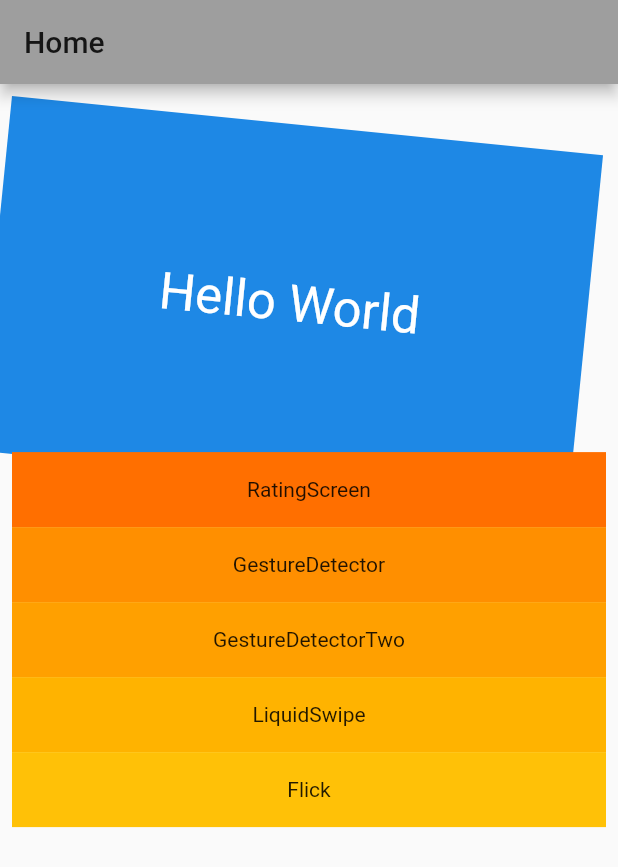
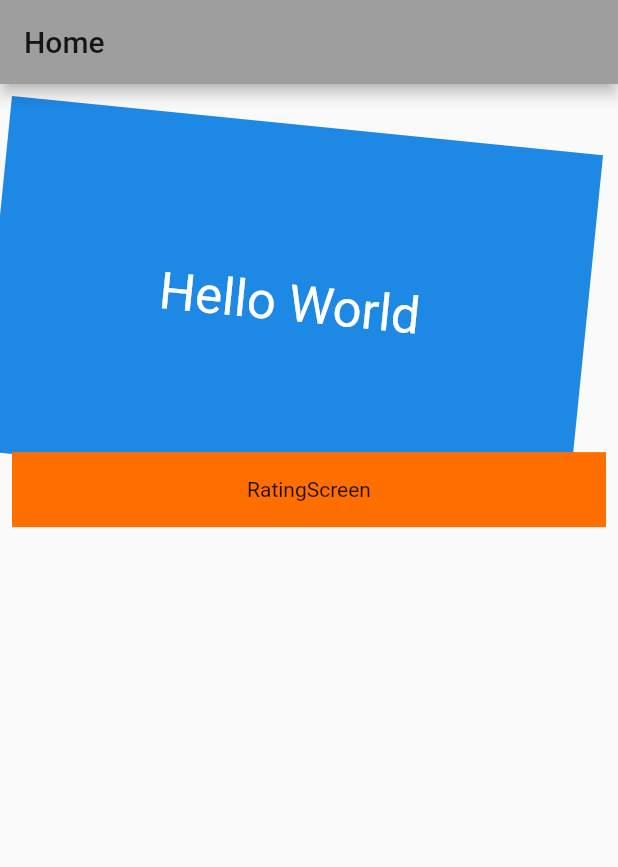
Before and after one commit to linnefromice/flutter_heart_app_01, a Flutter app: the screen it shows after launch, on a phone screen of 412 x 824 dp. Shown: the top 867 px of the screen. Run offline on Flutter 3.47's test engine with Material 2 defaults, Android fonts, the phone set to English and light mode, and no system bars; our stand-ins replace flutter_rating_bar.

Commit message:
remove unnecessary sources (move to flutter_animation_practice)

```diff
--- a/lib/main.dart
+++ b/lib/main.dart
@@ -1,10 +1,6 @@
 import 'package:flutter/material.dart';
-import 'package:linnefromice/screens/flick_screen.dart';
-import 'package:linnefromice/screens/gesture_detector_screen.dart';
-import 'package:linnefromice/screens/gesture_detector_screen_two.dart';
 import 'package:linnefromice/screens/home_screen.dart';
 import 'package:linnefromice/screens/rating_screen.dart';
-import 'package:linnefromice/screens/liquid_swipe_screen.dart';
 
 GlobalKey view_global_key = GlobalKey();
 void main() {
@@ -24,10 +20,6 @@ class App extends StatelessWidget {
       routes: {
         '/': (context) => HomeScreen(),
         '/rating': (context) => RatingScreen(),
-        '/gesture_detector': (context) => GestureDetectorScreen(),
-        '/gesture_detector_two': (context) => GestureDetectorScreenTwo(),
-        '/liquid_swipe': (context) => LiquidSwipeScreen(),
-        '/flick': (context) => FlickScreen(),
       },
     );
   }
--- a/lib/screens/home_screen.dart
+++ b/lib/screens/home_screen.dart
@@ -32,38 +32,6 @@ class HomeScreen extends StatelessWidget {
               child: Center(child: Text('RatingScreen')),
             ),
           ),
-          GestureDetector(
-            onTap: () => Navigator.pushNamed(context, '/gesture_detector'),
-            child: Container(
-              height: 50,
-              color: Colors.amber[800],
-              child: Center(child: Text('GestureDetector')),
-            ),
-          ),
-          GestureDetector(
-            onTap: () => Navigator.pushNamed(context, '/gesture_detector_two'),
-            child: Container(
-              height: 50,
-              color: Colors.amber[700],
-              child: Center(child: Text('GestureDetectorTwo')),
-            ),
-          ),
-          GestureDetector(
-            onTap: () => Navigator.pushNamed(context, '/liquid_swipe'),
-            child: Container(
-              height: 50,
-              color: Colors.amber[600],
-              child: Center(child: Text('LiquidSwipe')),
-            ),
-          ),
-          GestureDetector(
-            onTap: () => Navigator.pushNamed(context, '/flick'),
-            child: Container(
-              height: 50,
-              color: Colors.amber[500],
-              child: Center(child: Text('Flick')),
-            ),
-          ),
         ],
       ),
     );
```
Also changed, not shown: lib/screens/flick_screen.dart (deleted, +0 -50 lines), lib/screens/gesture_detector_screen.dart (deleted, +0 -88 lines), lib/screens/gesture_detector_screen_two.dart (deleted, +0 -100 lines), lib/screens/liquid_swipe_screen.dart (deleted, +0 -33 lines).
